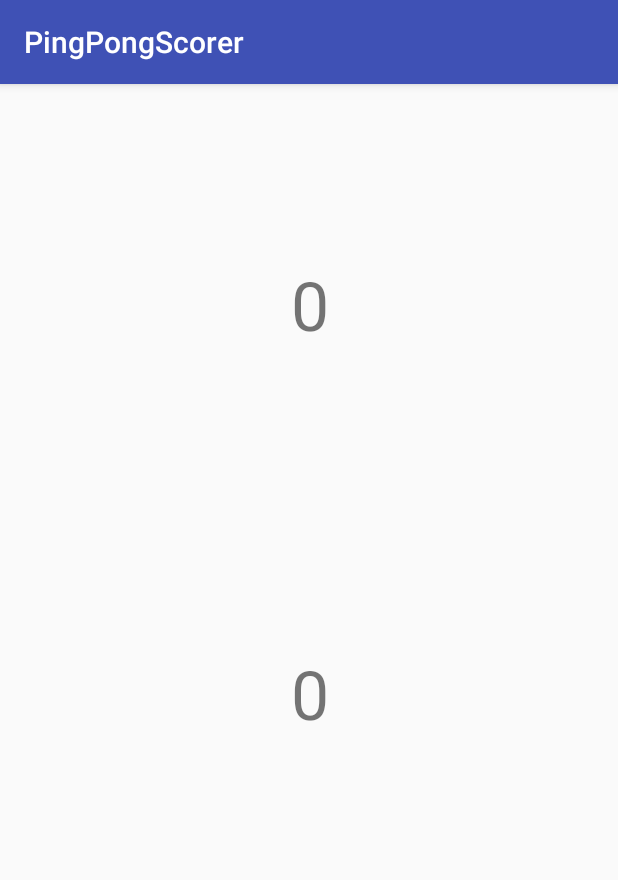
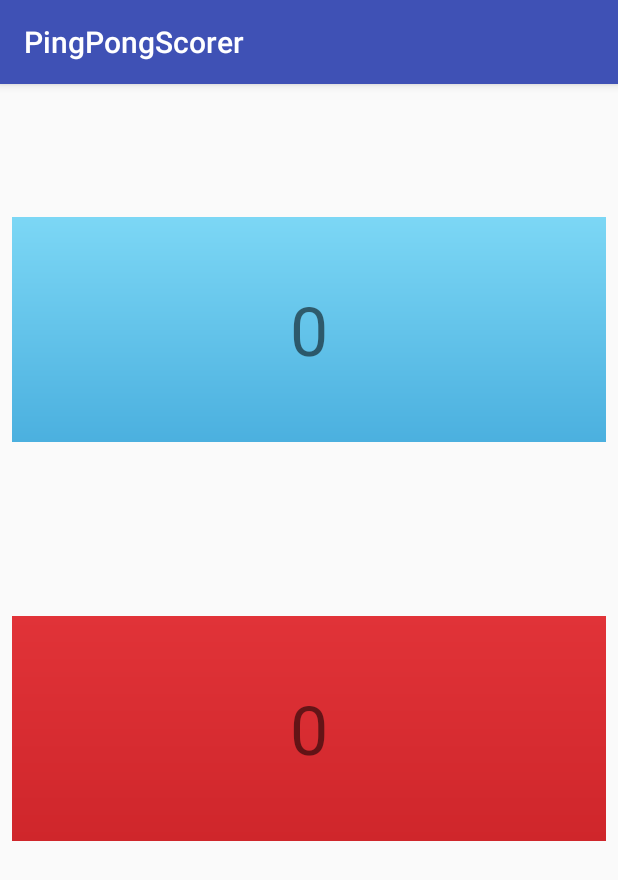
Before and after one commit to ShetlandJ/CodeClanPingPong, an Android app: the GameActivity screen opened directly, with no data from a screen before it, on a phone screen of 412 x 824 dp. Shown: the top 880 px of the screen. Run offline under Robolectric (Android 15) with nearby library versions, the phone set to English and light mode, and no system bars.

Commit message:
text box colours

```diff
--- /dev/null
+++ b/app/src/main/res/drawable/playeronescoreboard.xml
@@ -0,0 +1,8 @@
+<?xml version="1.0" encoding="utf-8"?>
+<shape xmlns:android="http://schemas.android.com/apk/res/android"
+    android:shape="rectangle">
+    <gradient
+        android:startColor="#7CD7F5"
+        android:endColor="#4BB0DF"
+        android:angle="-270" />
+</shape>
--- /dev/null
+++ b/app/src/main/res/drawable/playertwoscoreboard.xml
@@ -0,0 +1,8 @@
+<?xml version="1.0" encoding="utf-8"?>
+<shape xmlns:android="http://schemas.android.com/apk/res/android"
+    android:shape="rectangle">
+    <gradient
+        android:startColor="#E13338"
+        android:endColor="#CF262B"
+        android:angle="-270" />
+</shape>
--- a/app/src/main/res/layout/game.xml
+++ b/app/src/main/res/layout/game.xml
@@ -27,45 +27,45 @@
         android:layout_marginBottom="8dp"
         android:layout_marginEnd="8dp"
         android:layout_marginStart="8dp"
-        android:layout_marginTop="8dp"
         android:text="TextView"
         android:textSize="30sp"
         app:layout_constraintBottom_toBottomOf="parent"
         app:layout_constraintEnd_toEndOf="parent"
         app:layout_constraintHorizontal_bias="0.502"
-        app:layout_constraintStart_toStartOf="parent"
-        app:layout_constraintTop_toBottomOf="@+id/playerOneGameName"
-        app:layout_constraintVertical_bias="0.979" />
+        app:layout_constraintStart_toStartOf="parent" />
 
     <TextView
         android:id="@+id/playerOneScore"
-        android:layout_width="wrap_content"
-        android:layout_height="wrap_content"
+        android:layout_width="0dp"
+        android:layout_height="150dp"
         android:layout_marginEnd="8dp"
         android:layout_marginStart="8dp"
-        android:layout_marginTop="60dp"
+        android:layout_marginTop="32dp"
+        android:background="@drawable/playeronescoreboard"
+        android:gravity="center"
         android:textSize="45sp"
         app:layout_constraintEnd_toEndOf="parent"
-        app:layout_constraintHorizontal_bias="0.501"
         app:layout_constraintStart_toStartOf="parent"
         app:layout_constraintTop_toBottomOf="@+id/playerOneGameName"
         tools:text="0" />
 
     <TextView
         android:id="@+id/playerTwoScore"
-        android:layout_width="wrap_content"
-        android:layout_height="wrap_content"
+        android:layout_width="0dp"
+        android:layout_height="150dp"
         android:layout_marginBottom="8dp"
         android:layout_marginEnd="8dp"
         android:layout_marginStart="8dp"
         android:layout_marginTop="8dp"
+        android:background="@drawable/playertwoscoreboard"
+        android:gravity="center"
+        android:onClick="onClick2"
         android:textSize="45sp"
         app:layout_constraintBottom_toTopOf="@+id/playerTwoGameName"
         app:layout_constraintEnd_toEndOf="parent"
-        app:layout_constraintHorizontal_bias="0.501"
+        app:layout_constraintHorizontal_bias="0.0"
         app:layout_constraintStart_toStartOf="parent"
         app:layout_constraintTop_toBottomOf="@+id/playerOneScore"
-        app:layout_constraintVertical_bias="0.422"
-        tools:text="0"
-        android:onClick="onClick2"/>
+        app:layout_constraintVertical_bias="0.344"
+        tools:text="0" />
 </android.support.constraint.ConstraintLayout>
```
